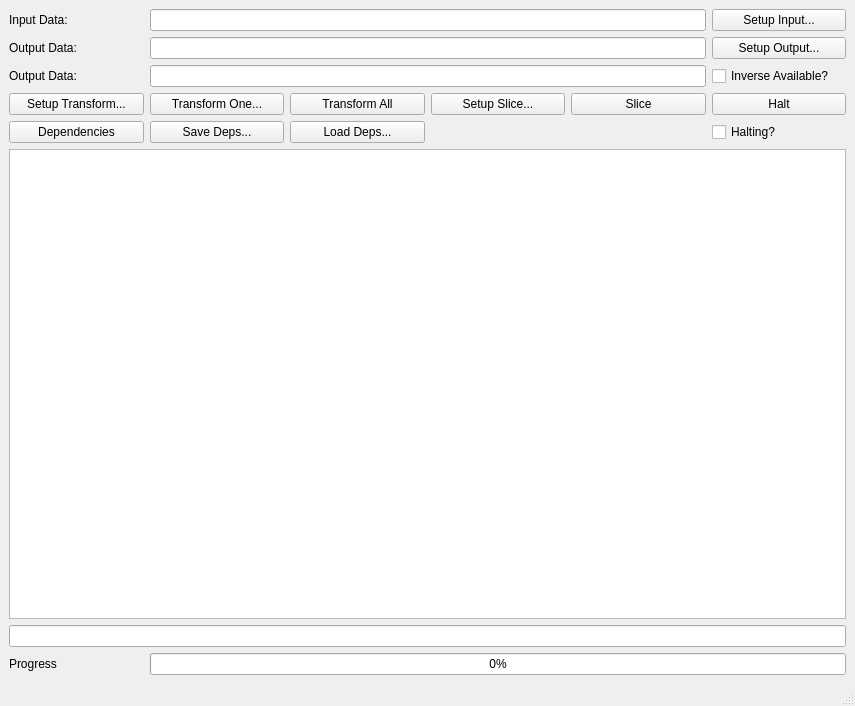
Old version of the form cctwqt/cctwqtmainwindow.ui in the repository guyjennings/cctw.
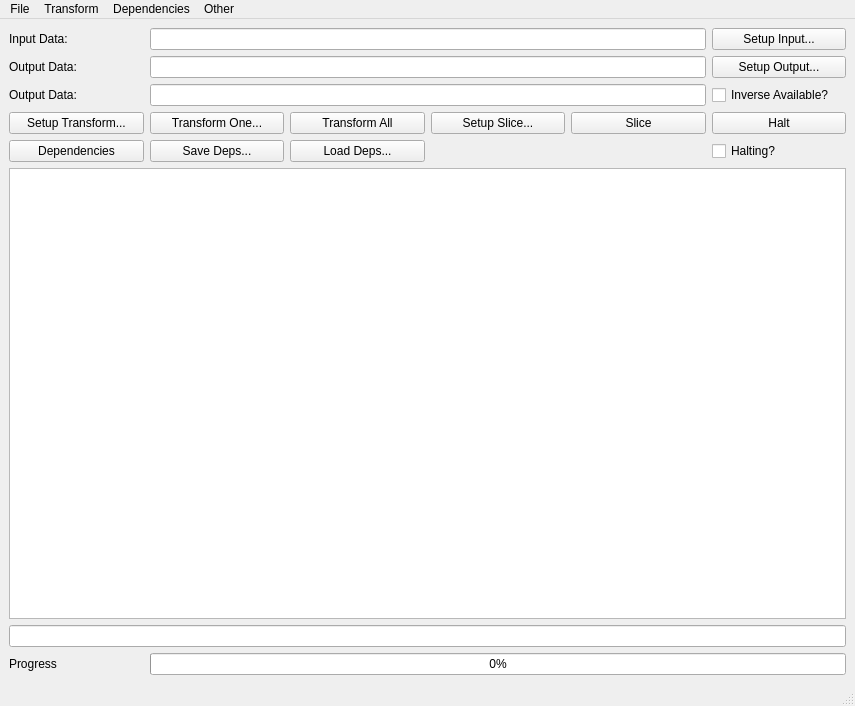
New version of the form.

Commit message: Added code for precalculating input - output dependencies - doesn't work yet

Diff of the .ui file:
```diff
--- a/cctwqt/cctwqtmainwindow.ui
+++ b/cctwqt/cctwqtmainwindow.ui
@@ -175,6 +175,38 @@
      <height>27</height>
     </rect>
    </property>
+   <widget class="QMenu" name="menuFile">
+    <property name="title">
+     <string>File</string>
+    </property>
+    <addaction name="m_ActionLoadSettings"/>
+    <addaction name="m_ActionSaveSettings"/>
+    <addaction name="separator"/>
+    <addaction name="m_ActionQuit"/>
+   </widget>
+   <widget class="QMenu" name="menuTransform">
+    <property name="title">
+     <string>Transform</string>
+    </property>
+   </widget>
+   <widget class="QMenu" name="menuDependencies">
+    <property name="title">
+     <string>Dependencies</string>
+    </property>
+    <addaction name="m_ActionDependencies"/>
+    <addaction name="m_ActionLoadDependencies"/>
+    <addaction name="m_ActionSaveDependencies"/>
+    <addaction name="m_ActionReportDependencies"/>
+   </widget>
+   <widget class="QMenu" name="menuOther">
+    <property name="title">
+     <string>Other</string>
+    </property>
+   </widget>
+   <addaction name="menuFile"/>
+   <addaction name="menuTransform"/>
+   <addaction name="menuDependencies"/>
+   <addaction name="menuOther"/>
   </widget>
   <widget class="QStatusBar" name="statusbar"/>
  </widget>
```
Left out of the diff: 56 changed lines with no effect on the pictures. The commit also changes 12 other files.
